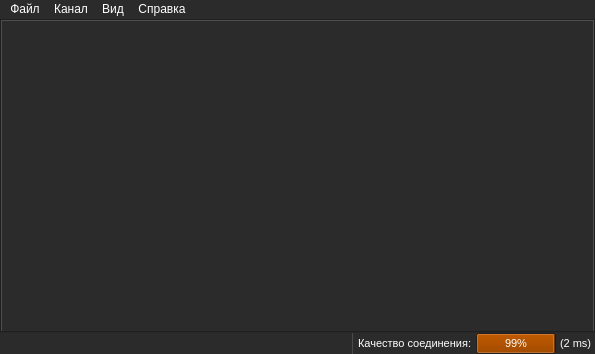
The window that mainform.ui (tinelix/irc-client) describes before a commit, drawn with Qt 5.
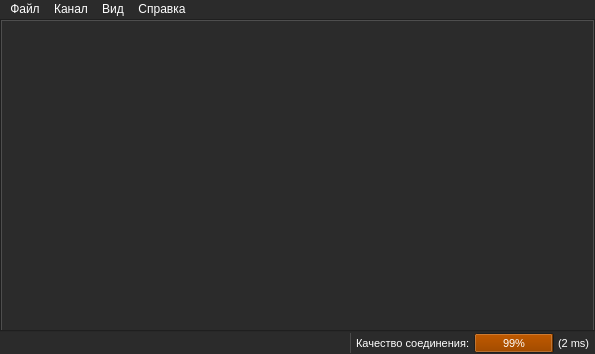
The same window after the commit. Icons and pictures are not drawn.

Patch:
```diff
--- a/mainform.ui
+++ b/mainform.ui
@@ -93,18 +93,34 @@
         <property name="bottomMargin">
          <number>0</number>
         </property>
+        <item>
+         <spacer name="horizontalSpacer_2">
+          <property name="orientation">
+           <enum>Qt::Horizontal</enum>
+          </property>
+          <property name="sizeType">
+           <enum>QSizePolicy::Fixed</enum>
+          </property>
+          <property name="sizeHint" stdset="0">
+           <size>
+            <width>2</width>
+            <height>20</height>
+           </size>
+          </property>
+         </spacer>
+        </item>
         <item>
          <widget class="QLabel" name="status_label">
           <property name="minimumSize">
            <size>
             <width>100</width>
-            <height>0</height>
+            <height>20</height>
            </size>
           </property>
           <property name="maximumSize">
            <size>
             <width>220</width>
-            <height>16777215</height>
+            <height>20</height>
            </size>
           </property>
           <property name="font">
@@ -156,6 +172,18 @@
         </item>
         <item>
          <widget class="Line" name="line">
+          <property name="minimumSize">
+           <size>
+            <width>0</width>
+            <height>20</height>
+           </size>
+          </property>
+          <property name="maximumSize">
+           <size>
+            <width>16777215</width>
+            <height>20</height>
+           </size>
+          </property>
           <property name="styleSheet">
            <string notr="true">color: rgb(74, 74, 74)</string>
           </property>
@@ -169,6 +197,18 @@
         </item>
         <item>
          <widget class="QLabel" name="conn_quality_label">
+          <property name="minimumSize">
+           <size>
+            <width>20</width>
+            <height>0</height>
+           </size>
+          </property>
+          <property name="maximumSize">
+           <size>
+            <width>16777215</width>
+            <height>20</height>
+           </size>
+          </property>
           <property name="font">
            <font>
             <pointsize>8</pointsize>
@@ -184,13 +224,13 @@
           <property name="minimumSize">
            <size>
             <width>0</width>
-            <height>18</height>
+            <height>20</height>
            </size>
           </property>
           <property name="maximumSize">
            <size>
             <width>80</width>
-            <height>16777215</height>
+            <height>20</height>
            </size>
           </property>
           <property name="font">
@@ -228,7 +268,13 @@
           <property name="minimumSize">
            <size>
             <width>35</width>
-            <height>0</height>
+            <height>20</height>
+           </size>
+          </property>
+          <property name="maximumSize">
+           <size>
+            <width>16777215</width>
+            <height>20</height>
            </size>
           </property>
           <property name="font">
@@ -243,6 +289,38 @@
           </property>
          </widget>
         </item>
+        <item>
+         <spacer name="verticalSpacer">
+          <property name="orientation">
+           <enum>Qt::Vertical</enum>
+          </property>
+          <property name="sizeType">
+           <enum>QSizePolicy::Fixed</enum>
+          </property>
+          <property name="sizeHint" stdset="0">
+           <size>
+            <width>0</width>
+            <height>22</height>
+           </size>
+          </property>
+         </spacer>
+        </item>
+        <item>
+         <spacer name="horizontalSpacer_3">
+          <property name="orientation">
+           <enum>Qt::Horizontal</enum>
+          </property>
+          <property name="sizeType">
+           <enum>QSizePolicy::Fixed</enum>
+          </property>
+          <property name="sizeHint" stdset="0">
+           <size>
+            <width>2</width>
+            <height>20</height>
+           </size>
+          </property>
+         </spacer>
+        </item>
        </layout>
       </item>
      </layout>
```
Left out of the diff: 2 changed lines with no effect on the pictures.
